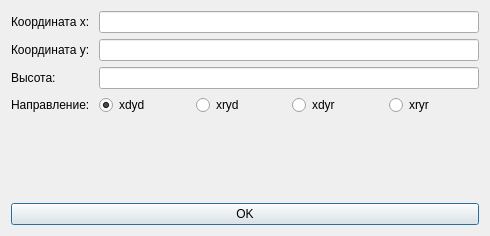
BeerStrike/dplm_pc, file GUI/Forms/scanersetupwindow.ui: the form before one commit.
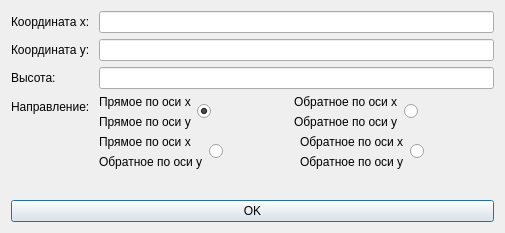
The form after the commit.

What changed in the file:
```diff
--- a/GUI/Forms/scanersetupwindow.ui
+++ b/GUI/Forms/scanersetupwindow.ui
@@ -6,8 +6,8 @@
    <rect>
     <x>0</x>
     <y>0</y>
-    <width>490</width>
-    <height>236</height>
+    <width>505</width>
+    <height>233</height>
    </rect>
   </property>
   <property name="windowTitle">
@@ -46,48 +46,124 @@
      <item row="2" column="1">
       <widget class="QLineEdit" name="hCordInput"/>
      </item>
+     <item row="3" column="0">
+      <widget class="QLabel" name="label">
+       <property name="text">
+        <string>Направление:</string>
+       </property>
+      </widget>
+     </item>
+     <item row="4" column="1">
+      <layout class="QHBoxLayout" name="horizontalLayout">
+       <item>
+        <layout class="QVBoxLayout" name="verticalLayout_5">
+         <item>
+          <widget class="QLabel" name="label_6">
+           <property name="text">
+            <string>Прямое по оси х</string>
+           </property>
+          </widget>
+         </item>
+         <item>
+          <widget class="QLabel" name="label_7">
+           <property name="text">
+            <string>Обратное по оси y</string>
+           </property>
+          </widget>
+         </item>
+        </layout>
+       </item>
+       <item>
+        <widget class="QRadioButton" name="xdyrBtn">
+         <property name="text">
+          <string/>
+         </property>
+        </widget>
+       </item>
+       <item>
+        <layout class="QVBoxLayout" name="verticalLayout_7">
+         <item>
+          <widget class="QLabel" name="label_9">
+           <property name="text">
+            <string>Обратное по оси х</string>
+           </property>
+          </widget>
+         </item>
+         <item>
+          <widget class="QLabel" name="label_8">
+           <property name="text">
+            <string>Обратное по оси y</string>
+           </property>
+          </widget>
+         </item>
+        </layout>
+       </item>
+       <item>
+        <widget class="QRadioButton" name="xryrBtn">
+         <property name="text">
+          <string/>
+         </property>
+        </widget>
+       </item>
+      </layout>
+     </item>
      <item row="3" column="1">
       <layout class="QHBoxLayout" name="horizontalLayout_2">
+       <item>
+        <layout class="QVBoxLayout" name="verticalLayout_2">
+         <item>
+          <widget class="QLabel" name="label_2">
+           <property name="text">
+            <string>Прямое по оси х</string>
+           </property>
+          </widget>
+         </item>
+         <item>
+          <widget class="QLabel" name="label_3">
+           <property name="text">
+            <string>Прямое по оси y</string>
+           </property>
+          </widget>
+         </item>
+        </layout>
+       </item>
        <item>
         <widget class="QRadioButton" name="xdydBtn">
          <property name="text">
-          <string>xdyd</string>
+          <string/>
          </property>
          <property name="checked">
           <bool>true</bool>
          </property>
         </widget>
        </item>
+       <item>
+        <layout class="QVBoxLayout" name="verticalLayout_3">
+         <item>
+          <widget class="QLabel" name="label_4">
+           <property name="text">
+            <string>Обратное по оси х</string>
+           </property>
+          </widget>
+         </item>
+         <item>
+          <widget class="QLabel" name="label_5">
+           <property name="text">
+            <string>Обратное по оси y</string>
+           </property>
+          </widget>
+         </item>
+        </layout>
+       </item>
        <item>
         <widget class="QRadioButton" name="xrydBtn">
          <property name="text">
-          <string>xryd</string>
-         </property>
-        </widget>
-       </item>
-       <item>
-        <widget class="QRadioButton" name="xdyrBtn">
-         <property name="text">
-          <string>xdyr</string>
-         </property>
-        </widget>
-       </item>
-       <item>
-        <widget class="QRadioButton" name="xryrBtn">
-         <property name="text">
-          <string>xryr</string>
+          <string/>
          </property>
         </widget>
        </item>
       </layout>
      </item>
-     <item row="3" column="0">
-      <widget class="QLabel" name="label">
-       <property name="text">
-        <string>Направление:</string>
-       </property>
-      </widget>
-     </item>
     </layout>
    </item>
    <item>
```
